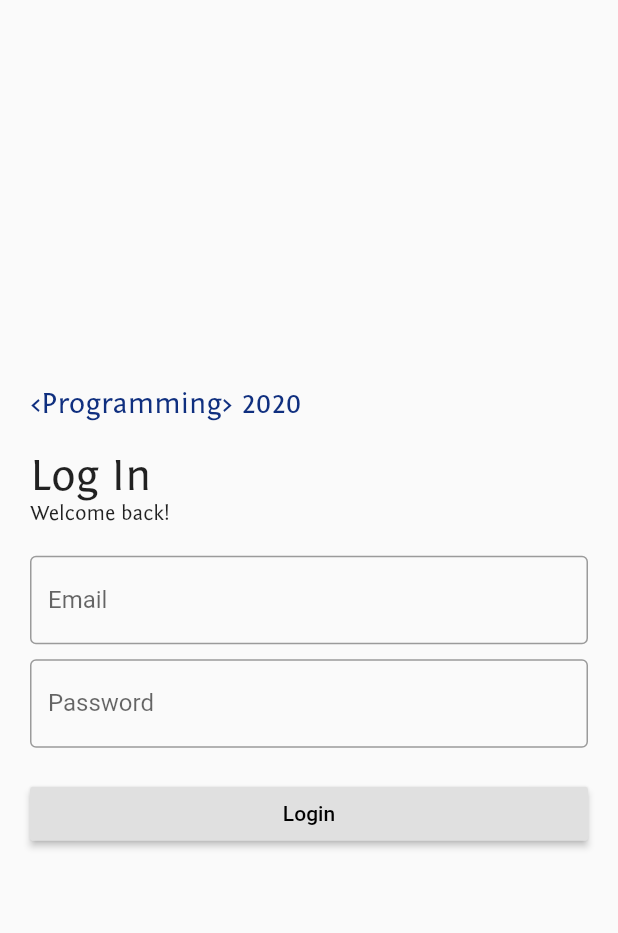
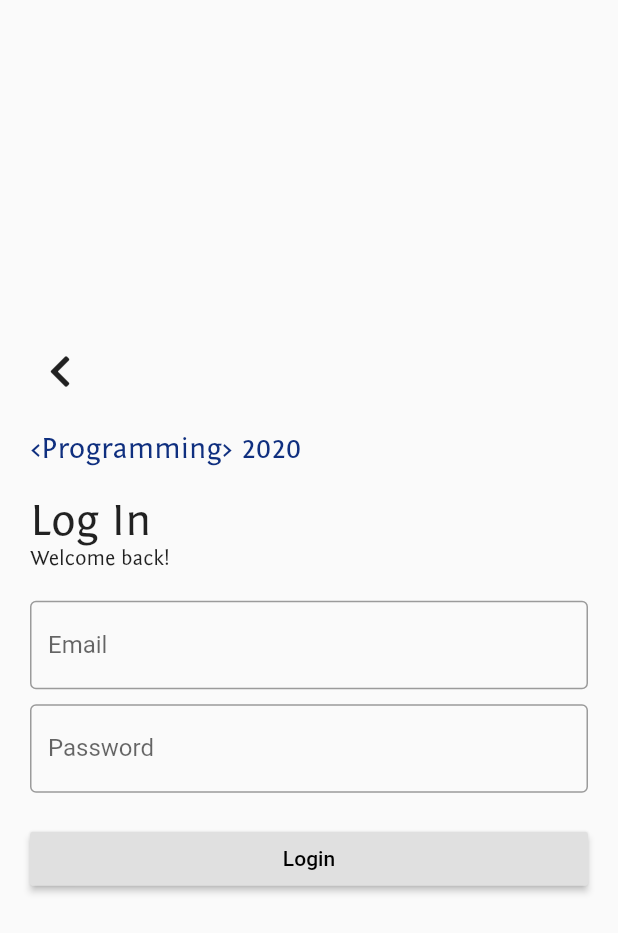
Before and after one commit to softeng-feup/open-cx-batatas, a Flutter app: the screen it shows after launch, after a tap on "Log in", on a phone screen of 412 x 824 dp. Shown: the top 933 px of the screen. Run offline on Flutter 3.47's test engine with Material 2 defaults, Android fonts, the phone set to English and light mode, and no system bars; our stand-ins replace font_awesome_flutter; missing offline and left inert: matrix_gesture_detector.

Commit message:
Added focusNode logic to both login and register

```diff
--- a/frontend/lib/screens/auth/LoginScreen.dart
+++ b/frontend/lib/screens/auth/LoginScreen.dart
@@ -1,8 +1,12 @@
 import 'package:flutter/material.dart';
+import 'package:font_awesome_flutter/font_awesome_flutter.dart';
 import '../../colors.dart';
 
 class LoginScreen extends StatelessWidget {
   final takeToNormalApp;
+
+  final FocusNode _emailFocusNode = new FocusNode();
+  final FocusNode _passwordFocusNode = new FocusNode();
 
   LoginScreen(this.takeToNormalApp);
 
@@ -18,6 +22,17 @@ class LoginScreen extends StatelessWidget {
                 child: SingleChildScrollView(
                     // mainAxisAlignment: MainAxisAlignment.center,
                     child: Column(children: [
+              Row(mainAxisAlignment: MainAxisAlignment.start, children: [
+                IconButton(
+                  icon: Icon(FontAwesomeIcons.chevronLeft),
+                  alignment: Alignment.topLeft,
+                  tooltip: 'Go back',
+                  onPressed: () {
+                    Navigator.of(context).pop();
+                  },
+                ),
+              ]),
+              SizedBox(height: 12),
               Row(mainAxisAlignment: MainAxisAlignment.start, children: [
                 Text(
                   '<Programming> 2020',
@@ -43,6 +58,10 @@ class LoginScreen extends StatelessWidget {
                     hintText: 'Your email address',
                     labelText: 'Email',
                     border: OutlineInputBorder()),
+                textInputAction: TextInputAction.next,
+                focusNode: _emailFocusNode,
+                onEditingComplete: () =>
+                    FocusScope.of(context).requestFocus(_passwordFocusNode),
                 onSaved: (String value) {
                   // This optional block of code can be used to run
                   // code when the user saves the form.
@@ -54,6 +73,8 @@ class LoginScreen extends StatelessWidget {
                     hintText: 'Password',
                     labelText: 'Password',
                     border: OutlineInputBorder()),
+                textInputAction: TextInputAction.done,
+                focusNode: _passwordFocusNode,
                 obscureText: true,
                 onSaved: (String value) {
                   // This optional block of code can be used to run
```
Also changed, not shown: frontend/lib/screens/auth/CreateAccountScreen.dart (+40 -4 lines).
